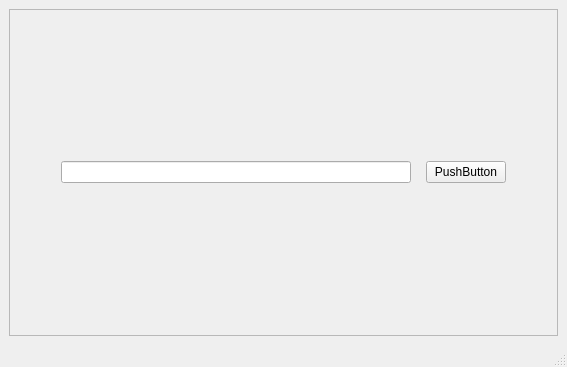
Above: application/ui.ui from iamMHZ/Youtube-playlist-link-extractor before the change. Below: the same form after it.
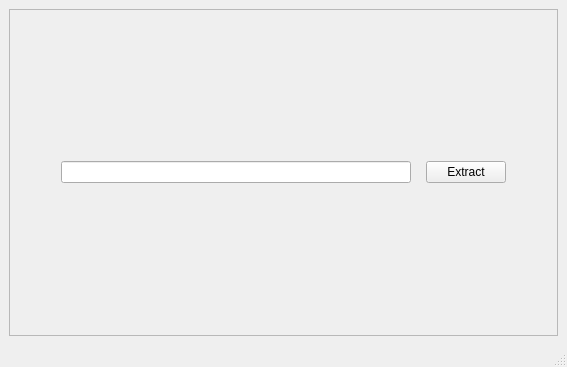
That is the form after the change.

Commit message: connected ui to spider

```diff
--- a/application/ui.ui
+++ b/application/ui.ui
@@ -64,7 +64,7 @@
             </sizepolicy>
            </property>
            <property name="text">
-            <string>PushButton</string>
+            <string>Extract</string>
            </property>
           </widget>
          </item>
```
Left out of the diff: 4 changed lines with no effect on the pictures. The commit also changes 4 other files.
